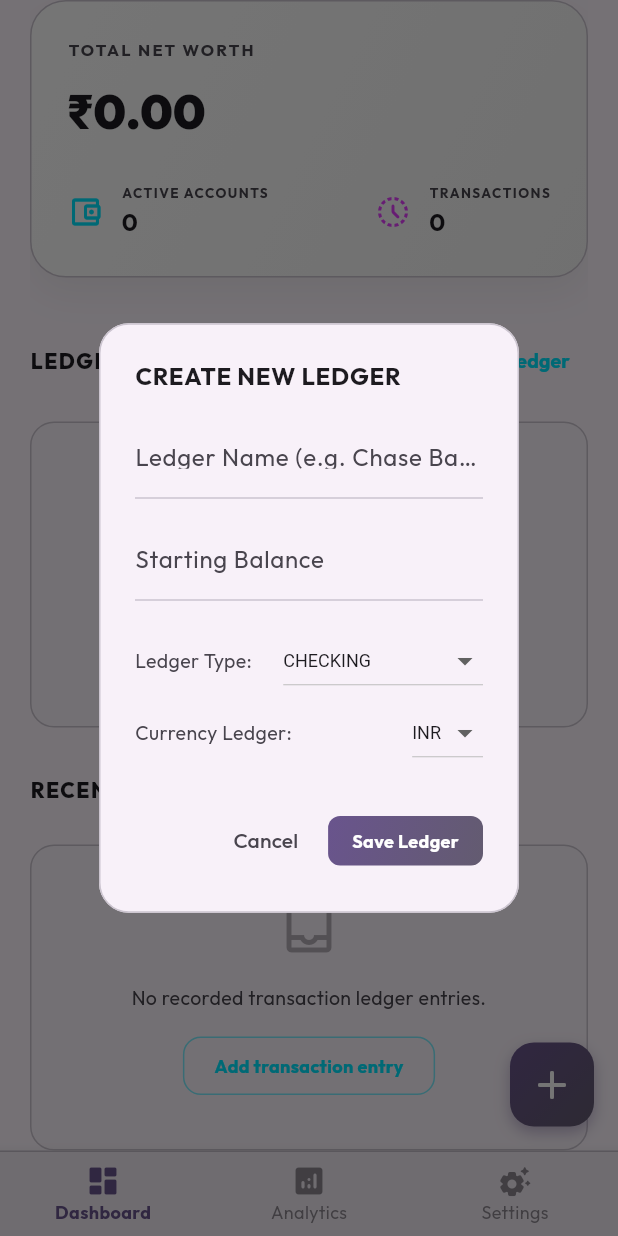
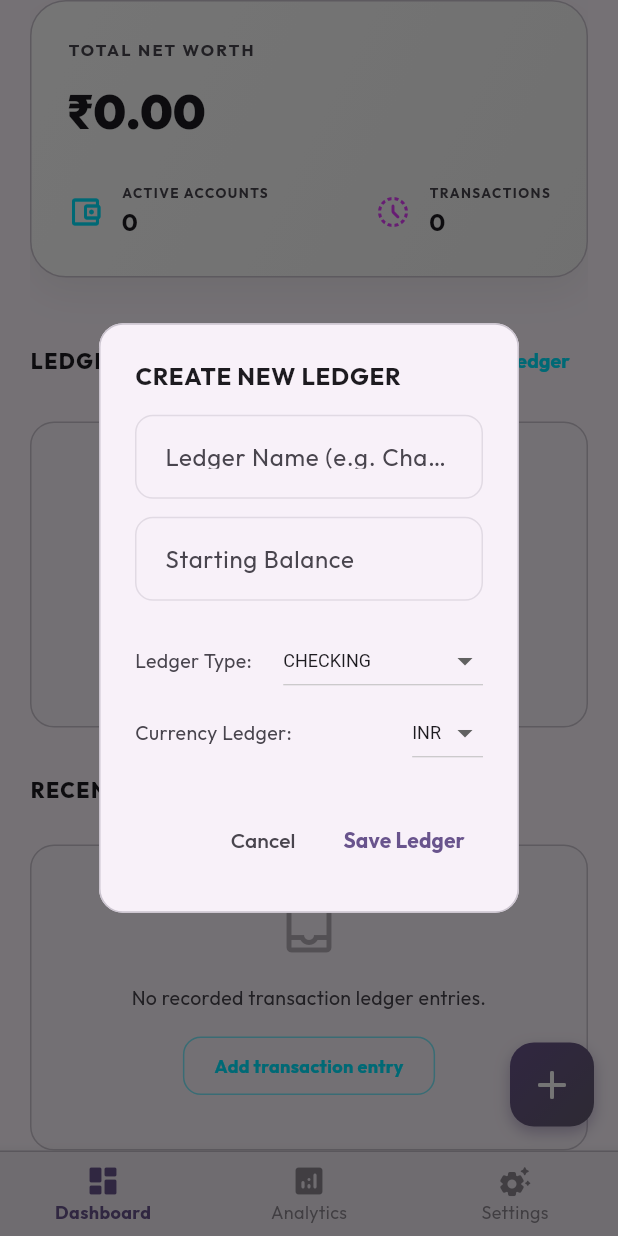
Before and after one commit to SalmanNaghori/expense_manager_app, a Flutter app: the screen it shows after launch, scrolled down 98 dp, after a tap on "New Ledger", on a phone screen of 412 x 824 dp. Run offline on Flutter 3.47's test engine with Material 3 defaults, Android fonts, the phone set to English and light mode, and no system bars; drawn by our look-alikes of dynamic_color; our stand-ins replace fl_chart, flutter_bloc, get_it, google_fonts, objectbox, package_info_plus; accounts and stored records are empty; generated files the repository leaves out were written again.

```diff
--- a/lib/core/di/service_locator.dart
+++ b/lib/core/di/service_locator.dart
@@ -3,7 +3,9 @@ import '../objectbox/objectbox.dart';
 import '../calculation/rule_engine.dart';
 import '../calculation/adaptive_balance_calculator.dart';
 import '../services/export_import_service.dart';
+import '../services/export_import_service_interface.dart';
 import '../services/version_check_service.dart';
+import '../services/version_check_service_interface.dart';
 import '../utils/app_logger.dart';
 
 // Clean Architecture: Repositories are registered using their abstract interfaces
@@ -49,9 +51,9 @@ Future<void> setupServiceLocator() async {
   getIt.registerSingleton<FinanceRepository>(financeRepository);
   logger.debug('FinanceRepository registry configured.');
 
-  // 5. Shared Core Utilities
-  getIt.registerSingleton<ExportImportService>(ExportImportService(objectBoxStore, financeRepository));
-  getIt.registerSingleton<VersionCheckService>(VersionCheckService(ruleEngine));
+  // 5. Shared Core Utilities (registered under abstract interface types)
+  getIt.registerSingleton<ExportImportServiceInterface>(ExportImportService(objectBoxStore, financeRepository));
+  getIt.registerSingleton<VersionCheckServiceInterface>(VersionCheckService(ruleEngine));
   logger.debug('Core dynamic helper services registered.');
 
   logger.info('All service locator bindings instantiated cleanly.');
--- a/lib/core/services/export_import_service.dart
+++ b/lib/core/services/export_import_service.dart
@@ -3,8 +3,14 @@ import '../objectbox/objectbox.dart';
 import '../../features/finance/data/models/bank_account.dart';
 import '../../features/finance/data/models/transaction.dart';
 import '../../features/finance/domain/repositories/finance_repository.dart';
+import 'export_import_service_interface.dart';
 
-class ExportImportService {
+/// **Core Layer - Export/Import Service**
+///
+/// Concrete implementation of [ExportImportServiceInterface].
+/// Depends on [ObjectBoxStore] for raw box access and [FinanceRepository]
+/// for post-import balance recalculations.
+class ExportImportService implements ExportImportServiceInterface {
   final ObjectBoxStore _dbStore;
   final FinanceRepository _financeRepository;
 
--- /dev/null
+++ b/lib/core/services/export_import_service_interface.dart
@@ -0,0 +1,12 @@
+/// **Core Layer - Export/Import Service Interface**
+///
+/// Abstract domain boundary for backup export and import operations.
+/// Concrete implementations depend on ObjectBox; this interface allows
+/// FinanceBloc and other consumers to remain database-agnostic and testable.
+abstract class ExportImportServiceInterface {
+  /// Serialize all BankAccount and Transaction records into a JSON string.
+  String exportBackup();
+
+  /// Deserialize and restore a JSON backup. Returns true on success.
+  bool importBackup(String jsonString);
+}
--- a/lib/core/services/version_check_service.dart
+++ b/lib/core/services/version_check_service.dart
@@ -1,7 +1,13 @@
 import 'package:package_info_plus/package_info_plus.dart';
 import '../calculation/rule_engine.dart';
+import 'version_check_service_interface.dart';
 
-class VersionCheckService {
+/// **Core Layer - Version Check Service**
+///
+/// Concrete implementation of [VersionCheckServiceInterface].
+/// Compares running app version against the minimum version declared in
+/// the loaded antigravity rules JSON.
+class VersionCheckService implements VersionCheckServiceInterface {
   final RuleEngine _ruleEngine;
 
   VersionCheckService(this._ruleEngine);
--- /dev/null
+++ b/lib/core/services/version_check_service_interface.dart
@@ -0,0 +1,15 @@
+/// **Core Layer - Version Check Service Interface**
+///
+/// Abstract domain boundary for version compatibility checking.
+/// Concrete implementation depends on package_info_plus; this interface allows
+/// consumers to remain package-agnostic and testable.
+abstract class VersionCheckServiceInterface {
+  /// Returns true if the running app version meets the required minimum version.
+  Future<bool> checkCompatibility();
+
+  /// Returns the platform-specific update URL, or null if unavailable.
+  String? getUpdateUrl(bool isAndroid);
+
+  /// Compares two semantic version strings. Returns 1 if v1 > v2, -1 if v1 < v2, 0 if equal.
+  int compareVersions(String v1, String v2);
+}
--- a/lib/features/finance/presentation/bloc/finance_bloc.dart
+++ b/lib/features/finance/presentation/bloc/finance_bloc.dart
@@ -2,7 +2,7 @@ import 'package:flutter_bloc/flutter_bloc.dart';
 import '../../domain/repositories/finance_repository.dart';
 import '../../data/models/bank_account.dart';
 import '../../data/models/transaction.dart';
-import '../../../../core/services/export_import_service.dart';
+import '../../../../core/services/export_import_service_interface.dart';
 import 'finance_event.dart';
 import 'finance_state.dart';
 
@@ -16,7 +16,7 @@ import 'finance_state.dart';
 /// enforcing clear separations.
 class FinanceBloc extends Bloc<FinanceEvent, FinanceState> {
   final FinanceRepository _financeRepository;
-  final ExportImportService _exportImportService;
+  final ExportImportServiceInterface _exportImportService;
 
   FinanceBloc(this._financeRepository, this._exportImportService) : super(FinanceState()) {
     on<LoadFinanceData>(_onLoadFinanceData);
--- a/lib/features/finance/presentation/screens/app_initialization_wrapper.dart
+++ b/lib/features/finance/presentation/screens/app_initialization_wrapper.dart
@@ -1,7 +1,7 @@
 import 'dart:io';
 import 'package:flutter/material.dart';
 import '../../../../core/di/service_locator.dart';
-import '../../../../core/services/version_check_service.dart';
+import '../../../../core/services/version_check_service_interface.dart';
 import '../widgets/upgrade_bottom_sheet.dart';
 import 'dashboard_screen.dart';
 
@@ -32,7 +32,7 @@ class _AppInitializationWrapperState extends State<AppInitializationWrapper> {
   }
 
   Future<void> _executeCompatibilityCheck() async {
-    final versionService = getIt<VersionCheckService>();
+    final versionService = getIt<VersionCheckServiceInterface>();
     final isCompatible = await versionService.checkCompatibility();
 
     if (!isCompatible) {
--- a/lib/features/finance/presentation/screens/dashboard_screen.dart
+++ b/lib/features/finance/presentation/screens/dashboard_screen.dart
@@ -1,3 +1,4 @@
+import 'package:flutter/cupertino.dart';
 import 'package:flutter/material.dart';
 import 'package:flutter_bloc/flutter_bloc.dart';
 import '../../../../core/constant/app_colors.dart';
@@ -35,12 +36,53 @@ class _DashboardScreenState extends State<DashboardScreen> {
   @override
   Widget build(BuildContext context) {
     final l10n = AppLocalizations.of(context)!;
+    final platform = Theme.of(context).platform;
+    final isCupertino = platform == TargetPlatform.iOS || platform == TargetPlatform.macOS;
 
     final List<Widget> screens = [
       const DashboardHomeView(),
       const AnalyticsScreen(),
       const SettingsScreen(),
     ];
+
+    if (isCupertino) {
+      return CupertinoTabScaffold(
+        tabBar: CupertinoTabBar(
+          backgroundColor: Theme.of(context).bottomNavigationBarTheme.backgroundColor ?? Theme.of(context).scaffoldBackgroundColor,
+          activeColor: Theme.of(context).bottomNavigationBarTheme.selectedItemColor ?? AppColors.secondaryNeon,
+          inactiveColor: Theme.of(context).bottomNavigationBarTheme.unselectedItemColor ?? AppColors.getTextMuted(context),
+          currentIndex: _currentIndex,
+          onTap: (index) {
+            setState(() {
+              _currentIndex = index;
+            });
+          },
+          items: [
+            BottomNavigationBarItem(
+              icon: const Icon(CupertinoIcons.square_grid_2x2_fill),
+              label: l10n.dashboard,
+            ),
+            const BottomNavigationBarItem(
+              icon: Icon(CupertinoIcons.chart_pie_fill),
+              label: 'Analytics',
+            ),
+            BottomNavigationBarItem(
+              icon: const Icon(CupertinoIcons.settings),
+              label: l10n.settings,
+            ),
+          ],
+        ),
+        tabBuilder: (context, index) {
+          return CupertinoPageScaffold(
+            backgroundColor: Theme.of(context).scaffoldBackgroundColor,
+            child: SafeArea(
+              bottom: false,
+              child: screens[index],
+            ),
+          );
+        },
+      );
+    }
 
     return Scaffold(
       backgroundColor: Theme.of(context).scaffoldBackgroundColor,
--- a/lib/features/finance/presentation/widgets/dashboard_home_view.dart
+++ b/lib/features/finance/presentation/widgets/dashboard_home_view.dart
@@ -1,9 +1,12 @@
+import 'package:flutter/cupertino.dart';
 import 'package:flutter/material.dart';
 import 'package:flutter_bloc/flutter_bloc.dart';
 import '../../../../core/constant/app_colors.dart';
 import '../../../../core/utils/currency_formatter.dart';
 import '../../../../core/calculation/rule_engine.dart';
 import '../../../../core/di/service_locator.dart';
+import '../../../../core/widgets/adaptive_dialog.dart';
+import '../../../../core/widgets/adaptive_text_field.dart';
 import '../bloc/finance_bloc.dart';
 import '../bloc/finance_event.dart';
 import '../bloc/finance_state.dart';
@@ -19,6 +22,8 @@ class DashboardHomeView extends StatelessWidget {
   Widget build(BuildContext context) {
     final l10n = AppLocalizations.of(context)!;
     final ruleEngine = getIt<RuleEngine>();
+    final platform = Theme.of(context).platform;
+    final isCupertino = platform == TargetPlatform.iOS || platform == TargetPlatform.macOS;
     final isLight = Theme.of(context).brightness == Brightness.light;
     final Color expenseColor = isLight ? Colors.red.shade700 : Colors.redAccent;
     final Color incomeColor = isLight ? Colors.green.shade700 : Colors.greenAccent;
@@ -85,7 +90,28 @@ class DashboardHomeView extends StatelessWidget {
                                 ),
                               ],
                             ),
-                            // Profile Avatar with dynamic gradient glow
+                            // Profile Avatar with dynamic gradient glow and optional Cupertino add action
+                            Row(
+                              children: [
+                                if (isCupertino) ...[
+                                  IconButton(
+                                    padding: EdgeInsets.zero,
+                                    constraints: const BoxConstraints(),
+                                    icon: const Icon(
+                                      CupertinoIcons.add_circled_solid,
+                                      color: AppColors.secondaryNeon,
+                                      size: 32,
+                                    ),
+                                    onPressed: () {
+                                      Navigator.of(context).push(
+                                        MaterialPageRoute(
+                                          builder: (_) => const AddTransactionScreen(),
+                                        ),
+                                      );
+                                    },
+                                  ),
+                                  const SizedBox(width: 14),
+                                ],
                                 Container(
                                   padding: const EdgeInsets.all(2),
                                   decoration: BoxDecoration(
@@ -97,6 +123,8 @@ class DashboardHomeView extends StatelessWidget {
                                     backgroundColor: AppColors.getBackground(context),
                                     child: Icon(Icons.person_rounded, color: AppColors.getTextPrimary(context), size: 20),
                                   ),
+                                ),
+                              ],
                             ),
                           ],
                         ),
@@ -624,48 +652,42 @@ class DashboardHomeView extends StatelessWidget {
     String accountType = 'checking';
     String currency = 'INR';
 
-    showDialog(
+    AdaptiveDialog.show(
       context: context,
-      builder: (ctx) {
-        return StatefulBuilder(
+      title: Text(
+        'CREATE NEW LEDGER',
+        style: TextStyle(
+          color: AppColors.getTextPrimary(context),
+          fontSize: 16,
+          fontWeight: FontWeight.bold,
+          letterSpacing: 0.5,
+        ),
+      ),
+      content: StatefulBuilder(
         builder: (context, setState) {
-            return AlertDialog(
-              backgroundColor: AppColors.getCardBackground(context),
-              shape: RoundedRectangleBorder(
-                borderRadius: BorderRadius.circular(20),
-                side: BorderSide(color: AppColors.getBorderColor(context)),
-              ),
-              title: Text('CREATE NEW LEDGER', style: TextStyle(color: AppColors.getTextPrimary(context), fontSize: 16, fontWeight: FontWeight.bold, letterSpacing: 0.5)),
-              content: Column(
+          return Column(
             mainAxisSize: MainAxisSize.min,
             children: [
-                  TextField(
+              AdaptiveTextField(
                 controller: nameController,
-                    style: TextStyle(color: AppColors.getTextPrimary(context)),
-                    decoration: InputDecoration(
                 labelText: 'Ledger Name (e.g. Chase Bank)',
-                      labelStyle: TextStyle(color: AppColors.getTextSecondary(context)),
-                      enabledBorder: UnderlineInputBorder(borderSide: BorderSide(color: AppColors.getBorderColor(context))),
-                      focusedBorder: const UnderlineInputBorder(borderSide: BorderSide(color: AppColors.primaryNeon)),
-                    ),
+                placeholder: 'Enter account name',
               ),
               const SizedBox(height: 12),
-                  TextField(
+              AdaptiveTextField(
                 controller: balanceController,
                 keyboardType: const TextInputType.numberWithOptions(decimal: true),
-                    style: TextStyle(color: AppColors.getTextPrimary(context)),
-                    decoration: InputDecoration(
                 labelText: 'Starting Balance',
-                      labelStyle: TextStyle(color: AppColors.getTextSecondary(context)),
-                      enabledBorder: UnderlineInputBorder(borderSide: BorderSide(color: AppColors.getBorderColor(context))),
-                      focusedBorder: const UnderlineInputBorder(borderSide: BorderSide(color: AppColors.primaryNeon)),
-                    ),
+                placeholder: '0.00',
               ),
               const SizedBox(height: 16),
               Row(
                 mainAxisAlignment: MainAxisAlignment.spaceBetween,
                 children: [
-                      Text('Ledger Type:', style: TextStyle(color: AppColors.getTextSecondary(context), fontSize: 13)),
+                  Text(
+                    'Ledger Type:',
+                    style: TextStyle(color: AppColors.getTextSecondary(context), fontSize: 13),
+                  ),
                   DropdownButton<String>(
                     dropdownColor: AppColors.getCardBackground(context),
                     value: accountType,
@@ -674,7 +696,13 @@ class DashboardHomeView extends StatelessWidget {
                       if (val != null) setState(() => accountType = val);
                     },
                     items: ['checking', 'savings', 'speculation', 'debt_settlement']
-                            .map((e) => DropdownMenuItem(value: e, child: Text(e.toUpperCase(), style: TextStyle(color: AppColors.getTextPrimary(context), fontSize: 12))))
+                        .map((e) => DropdownMenuItem(
+                              value: e,
+                              child: Text(
+                                e.toUpperCase(),
+                                style: TextStyle(color: AppColors.getTextPrimary(context), fontSize: 12),
+                              ),
+                            ))
                         .toList(),
                   ),
                 ],
@@ -682,7 +710,10 @@ class DashboardHomeView extends StatelessWidget {
               Row(
                 mainAxisAlignment: MainAxisAlignment.spaceBetween,
                 children: [
-                      Text('Currency Ledger:', style: TextStyle(color: AppColors.getTextSecondary(context), fontSize: 13)),
+                  Text(
+                    'Currency Ledger:',
+                    style: TextStyle(color: AppColors.getTextSecondary(context), fontSize: 13),
+                  ),
                   DropdownButton<String>(
                     dropdownColor: AppColors.getCardBackground(context),
                     value: currency,
@@ -691,24 +722,32 @@ class DashboardHomeView extends StatelessWidget {
                       if (val != null) setState(() => currency = val);
                     },
                     items: ['INR', 'USD', 'EUR', 'GBP']
-                            .map((e) => DropdownMenuItem(value: e, child: Text(e, style: TextStyle(color: AppColors.getTextPrimary(context), fontSize: 12))))
+                        .map((e) => DropdownMenuItem(
+                              value: e,
+                              child: Text(
+                                e,
+                                style: TextStyle(color: AppColors.getTextPrimary(context), fontSize: 12),
+                              ),
+                            ))
                         .toList(),
                   ),
                 ],
               ),
             ],
+          );
+        },
       ),
       actions: [
-                TextButton(
-                  onPressed: () => Navigator.pop(ctx),
+        AdaptiveDialogAction(
+          onPressed: () => Navigator.pop(context),
           child: Text('Cancel', style: TextStyle(color: AppColors.getTextSecondary(context))),
         ),
-                GestureDetector(
-                  onTap: () {
+        AdaptiveDialogAction(
+          isDefaultAction: true,
+          onPressed: () {
             final name = nameController.text.trim();
             final balance = double.tryParse(balanceController.text.trim()) ?? 0.0;
             if (name.isNotEmpty) {
-                      // Construct a pseudo unique accountId mapping rule config
               final String customStringId = 'acc_${name.toLowerCase().replaceAll(' ', '_')}_${DateTime.now().millisecond}';
 
               context.read<FinanceBloc>().add(
@@ -720,23 +759,12 @@ class DashboardHomeView extends StatelessWidget {
                       startingBalance: balance,
                     ),
                   );
-                      Navigator.pop(ctx);
+              Navigator.pop(context);
             }
           },
-                  child: Container(
-                    padding: const EdgeInsets.symmetric(horizontal: 16, vertical: 8),
-                    decoration: BoxDecoration(
-                      gradient: AppColors.getPrimaryGradient(context),
-                      borderRadius: BorderRadius.circular(8),
-                    ),
-                    child: const Text('Save Ledger', style: TextStyle(color: Colors.white, fontWeight: FontWeight.bold, fontSize: 12)),
-                  ),
+          child: const Text('Save Ledger', style: TextStyle(fontWeight: FontWeight.bold)),
         ),
       ],
     );
-          },
-        );
-      },
-    );
   }
 }
```
Also changed, not shown: lib/features/settings/presentation/screens/settings_screen.dart (+4 -4 lines), 84 other files. Lines whose indentation alone changed are shown as unchanged.
